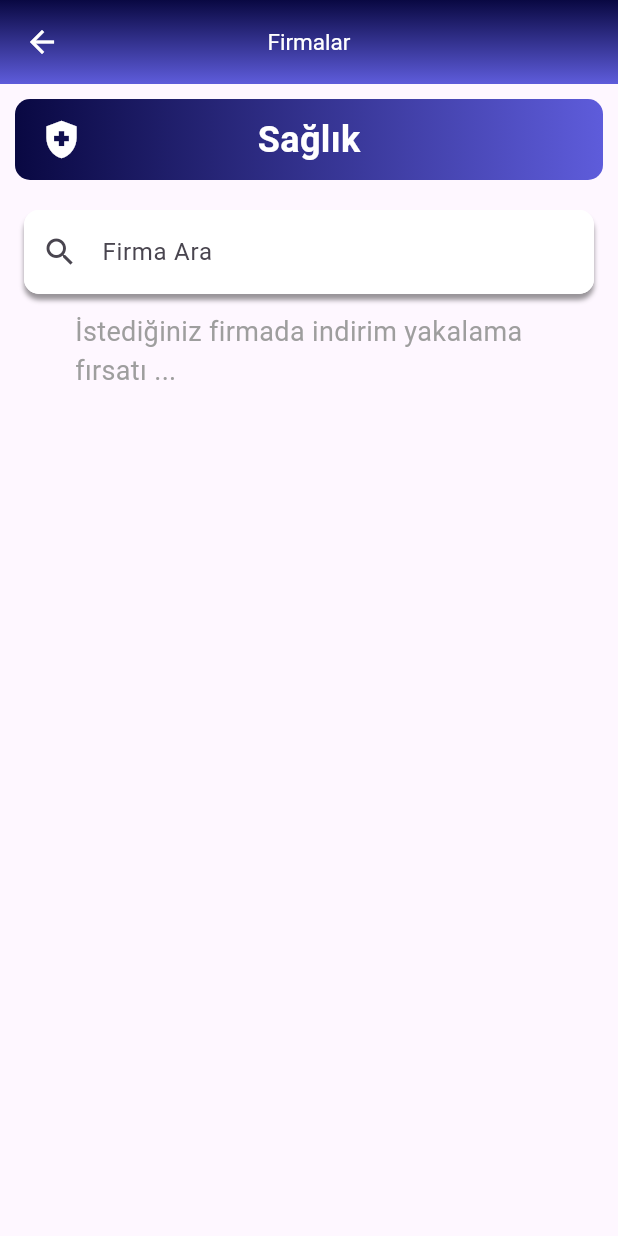
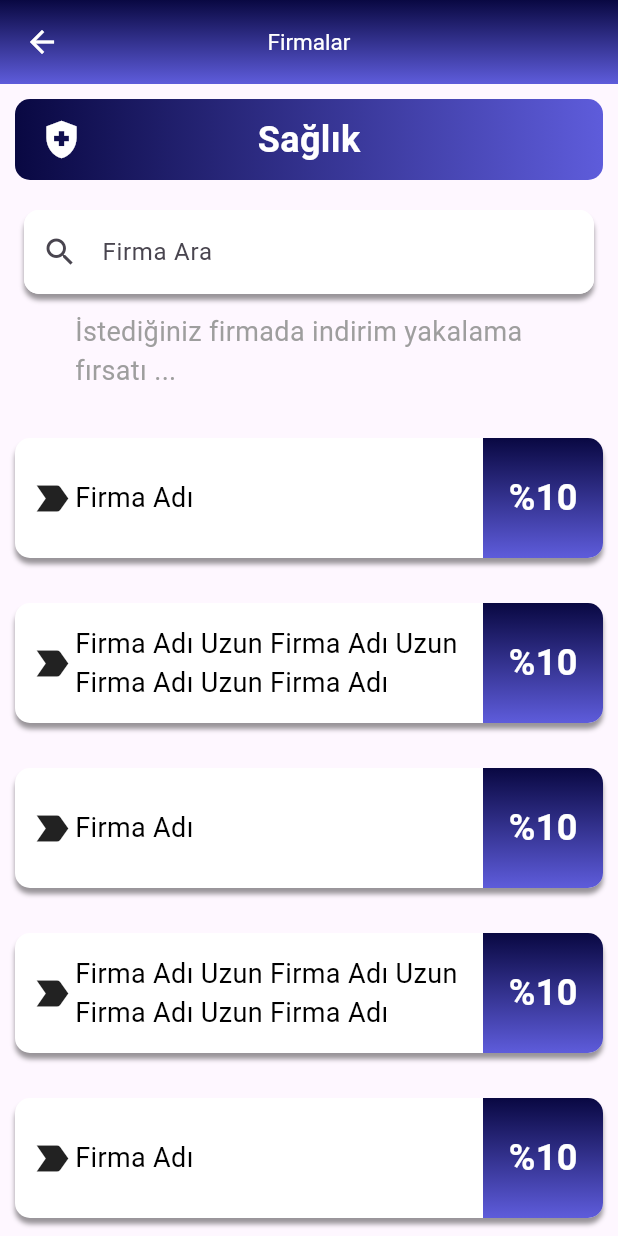
Before and after one commit to emirkilicerdev/mobile-programming, a Flutter app: the screen it shows after launch, on a phone screen of 412 x 824 dp. Run offline on Flutter 3.47's test engine with Material 3 defaults, Android fonts, the phone set to English and light mode, and no system bars.

Commit message:
buildContent Add

```diff
--- a/homework3/lib/main.dart
+++ b/homework3/lib/main.dart
@@ -43,7 +43,24 @@ class MyApp extends StatelessWidget {
             const SizedBox(height: 10),
             buildSearchBar(),
             const SizedBox(height: 10),
-            buildContent(),
+            buildText(),
+            const SizedBox(height: 10),
+            Expanded(
+          child: ListView(
+            padding: const EdgeInsets.symmetric(vertical: 10), // İsteğe bağlı: padding ekleyebilirsiniz
+            children: [
+              buildContent("Firma Adı"),
+              const SizedBox(height: 10),
+              buildContent("Firma Adı Uzun Firma Adı Uzun Firma Adı Uzun Firma Adı"),
+              const SizedBox(height: 10),
+              buildContent("Firma Adı"),
+              const SizedBox(height: 10),
+              buildContent("Firma Adı Uzun Firma Adı Uzun Firma Adı Uzun Firma Adı"),
+              const SizedBox(height: 10),
+              buildContent("Firma Adı"),
+            ],
+          ),
+        ),
           ],
         ),
       ),
@@ -94,6 +111,7 @@ class MyApp extends StatelessWidget {
     return Padding(
       padding: const EdgeInsets.symmetric(horizontal: 16.0),
       child: Container(
+        width: double.infinity,
         decoration: BoxDecoration(
           color: Colors.white,
           borderRadius: BorderRadius.circular(10.0),
@@ -121,7 +139,7 @@ class MyApp extends StatelessWidget {
     );
   }
 
-  Widget buildContent() {
+  Widget buildText() {
     return const Column(
       children: [
         Padding(
@@ -137,4 +155,72 @@ class MyApp extends StatelessWidget {
       ],
     );
   }
+
+  Widget buildContent(String name) {
+    return Container(
+      width: double.infinity,
+      padding: const EdgeInsets.only(left: 10),
+      margin: const EdgeInsets.all(10.0),
+      decoration: BoxDecoration(
+        color: Colors.white,
+        borderRadius: BorderRadius.circular(10.0),
+        boxShadow: [
+          BoxShadow(
+            color: Colors.black.withOpacity(0.4),
+            blurRadius: 2.0,
+            offset: const Offset(0, 4),
+          )
+        ],
+      ),
+      child: Row(
+        mainAxisAlignment: MainAxisAlignment.spaceBetween,
+        crossAxisAlignment: CrossAxisAlignment.center,
+        children: [
+          const Icon(
+            Icons.label_important,
+            size: 30,
+          ),
+          Expanded(
+            child: Text(
+            name,
+            softWrap: true,
+            style: const TextStyle(
+              color: Colors.black,
+              fontSize: 18,
+            ),
+          ),
+        ),
+          Container(
+            decoration: const BoxDecoration(
+              color: Colors.black,
+              borderRadius: BorderRadius.only(
+                topRight: Radius.circular(10),
+                bottomRight: Radius.circular(10)
+              ),
+              gradient: LinearGradient(
+                colors: [
+                  Color.fromRGBO(9, 8, 66, 1),
+                  Color.fromRGBO(94, 92, 219, 1),
+                ],
+                begin: Alignment.topCenter,
+                end: Alignment.bottomCenter,
+              ),
+            ),
+            width: 80,
+            height: 80,
+            child: const Center(
+              child: Text(
+                "%10",
+                style: TextStyle(
+                  fontWeight: FontWeight.bold,
+                  fontSize: 24,
+                  color: Colors.white,
+                ),
+              ),
+            ),
+          ),
+        ],
+      ),
+    );
+  }
 }
```
